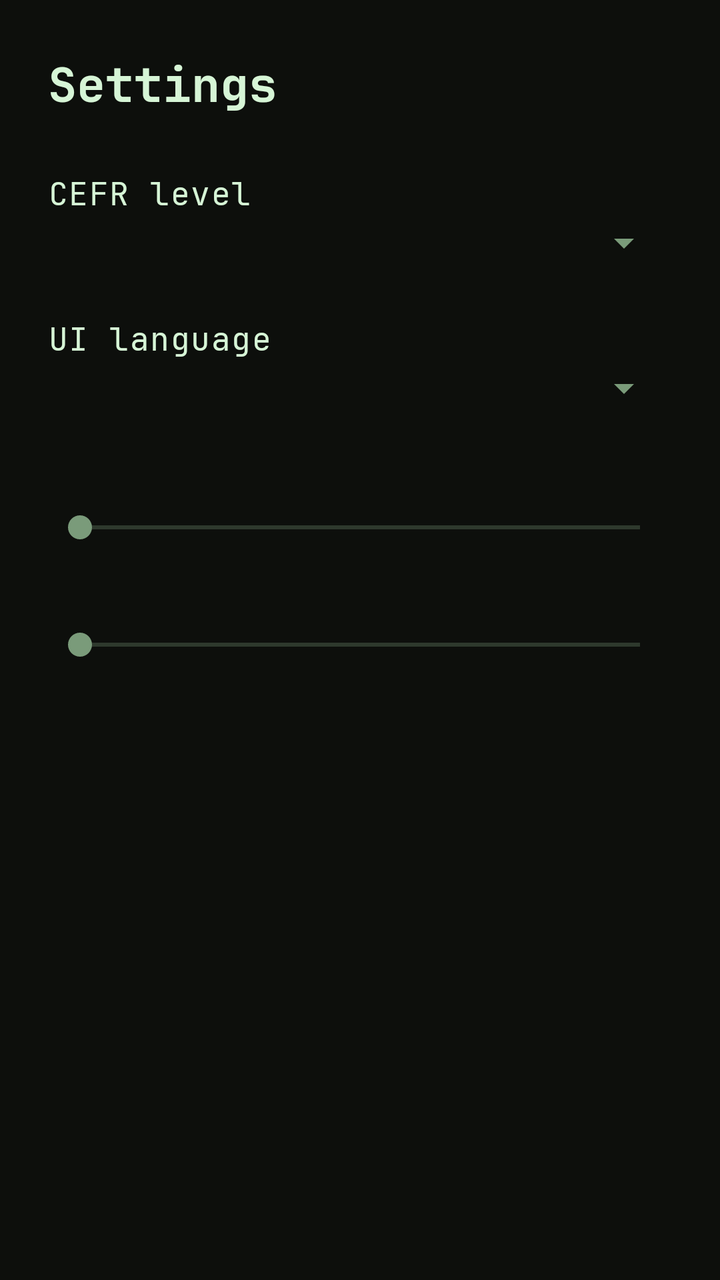
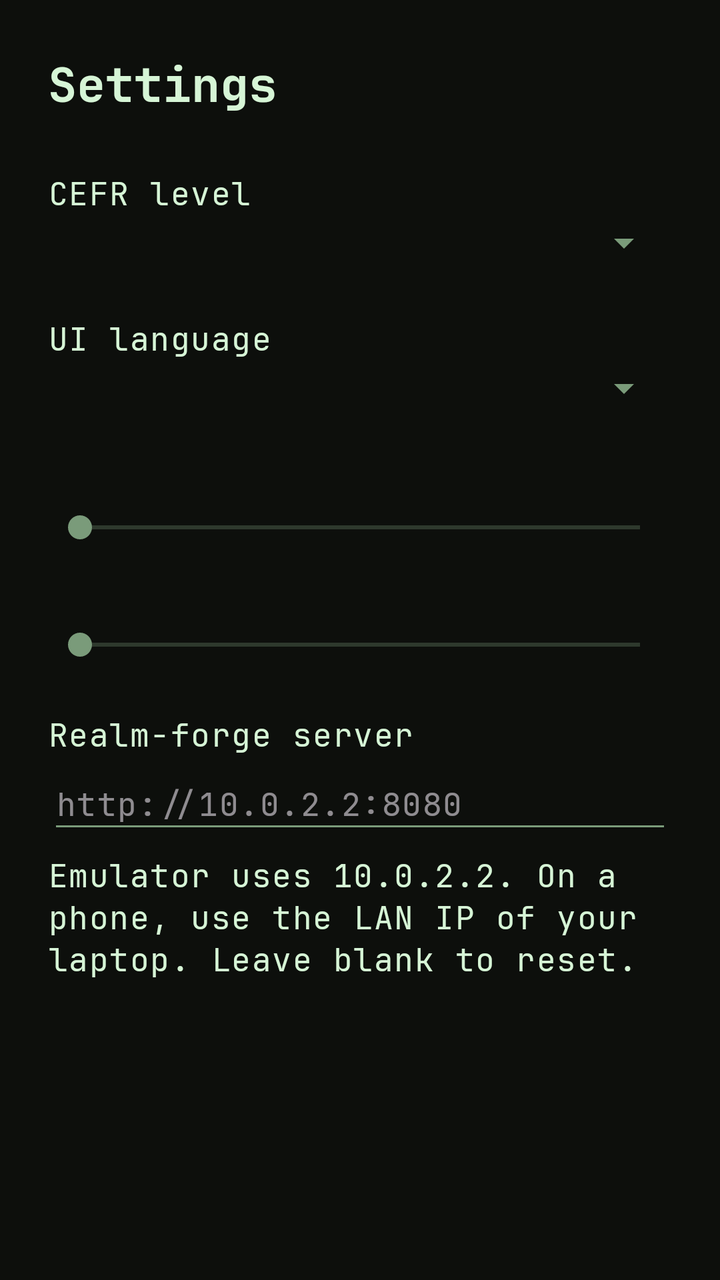

Two renders of the same Android screen: before a commit and after it. Below are the layout's source before the change and the commit's diff.
<!-- AndroidManifest.xml: application theme Theme.Lexicon -->
<!-- res/layout/activity_settings.xml -->
<?xml version="1.0" encoding="utf-8"?>
<ScrollView xmlns:android="http://schemas.android.com/apk/res/android"
    android:layout_width="match_parent"
    android:layout_height="match_parent"
    android:background="@color/bg">

    <LinearLayout
        android:layout_width="match_parent"
        android:layout_height="wrap_content"
        android:orientation="vertical"
        android:padding="@dimen/space_lg">

        <TextView
            android:layout_width="wrap_content"
            android:layout_height="wrap_content"
            android:text="@string/settings_title"
            android:textAppearance="@style/TextAppearance.Lexicon.Title" />

        <TextView
            android:layout_width="wrap_content"
            android:layout_height="wrap_content"
            android:layout_marginTop="@dimen/space_lg"
            android:text="@string/settings_cefr_label"
            android:textAppearance="@style/TextAppearance.Lexicon.Body" />

        <Spinner
            android:id="@+id/cefrSpinner"
            android:layout_width="match_parent"
            android:layout_height="wrap_content" />

        <TextView
            android:layout_width="wrap_content"
            android:layout_height="wrap_content"
            android:layout_marginTop="@dimen/space_lg"
            android:text="@string/settings_locale_label"
            android:textAppearance="@style/TextAppearance.Lexicon.Body" />

        <Spinner
            android:id="@+id/localeSpinner"
            android:layout_width="match_parent"
            android:layout_height="wrap_content" />

        <TextView
            android:id="@+id/timerFullLabel"
            android:layout_width="wrap_content"
            android:layout_height="wrap_content"
            android:layout_marginTop="@dimen/space_lg"
            android:textAppearance="@style/TextAppearance.Lexicon.Body" />

        <SeekBar
            android:id="@+id/timerFullSeek"
            android:layout_width="match_parent"
            android:layout_height="wrap_content" />

        <TextView
            android:id="@+id/timerPartialLabel"
            android:layout_width="wrap_content"
            android:layout_height="wrap_content"
            android:layout_marginTop="@dimen/space_md"
            android:textAppearance="@style/TextAppearance.Lexicon.Body" />

        <SeekBar
            android:id="@+id/timerPartialSeek"
            android:layout_width="match_parent"
            android:layout_height="wrap_content" />

    </LinearLayout>
</ScrollView>
<!-- resources referenced by this layout -->
<resources>
  <color name="bg">#0D0F0C</color>
  <dimen name="space_lg">24dp</dimen>
  <dimen name="space_md">16dp</dimen>
  <string name="settings_cefr_label">CEFR level</string>
  <string name="settings_locale_label">UI language</string>
  <string name="settings_title">Settings</string>
  <style name="TextAppearance.Lexicon.Body" parent="TextAppearance.Material3.BodyLarge">
          <item name="fontFamily">@font/mono_font_family</item>
          <item name="android:fontFamily">@font/mono_font_family</item>
          <item name="android:textColor">@color/fg</item>
          <item name="android:textSize">@dimen/text_body</item>
      </style>
  <style name="TextAppearance.Lexicon.Title" parent="TextAppearance.Material3.HeadlineSmall">
          <item name="fontFamily">@font/mono_font_family</item>
          <item name="android:fontFamily">@font/mono_font_family</item>
          <item name="android:textColor">@color/fg</item>
          <item name="android:textSize">@dimen/text_title</item>
          <item name="android:textStyle">bold</item>
      </style>
  <style name="Theme.Lexicon" parent="Theme.Material3.Dark.NoActionBar">
          <item name="colorPrimary">@color/accent</item>
          <item name="colorOnPrimary">@color/bg</item>
          <item name="colorSecondary">@color/fg_dim</item>
          <item name="colorSurface">@color/surface</item>
          <item name="colorOnSurface">@color/fg</item>
          <item name="android:colorBackground">@color/bg</item>
          <item name="android:textColorPrimary">@color/fg</item>
          <item name="android:textColorSecondary">@color/fg_dim</item>
          <item name="android:fontFamily">@font/mono_font_family</item>
          <item name="fontFamily">@font/mono_font_family</item>
          <item name="android:windowBackground">@color/bg</item>
      </style>
  <color name="fg">#D6F5D6</color>
  <dimen name="text_body">16sp</dimen>
  <dimen name="text_title">24sp</dimen>
  <color name="accent">#33FF66</color>
  <color name="fg_dim">#7A9B7A</color>
  <color name="surface">#161A14</color>
</resources>

<!-- the commit's change to res/layout/activity_settings.xml (unified diff, before → after) -->
@@ -64,5 +64,30 @@
             android:layout_width="match_parent"
             android:layout_height="wrap_content" />
 
+        <TextView
+            android:layout_width="wrap_content"
+            android:layout_height="wrap_content"
+            android:layout_marginTop="@dimen/space_lg"
+            android:text="@string/settings_map_api_label"
+            android:textAppearance="@style/TextAppearance.Lexicon.Body" />
+
+        <EditText
+            android:id="@+id/mapApiUrlInput"
+            android:layout_width="match_parent"
+            android:layout_height="wrap_content"
+            android:autofillHints=""
+            android:hint="@string/settings_map_api_hint"
+            android:importantForAutofill="no"
+            android:inputType="textUri"
+            android:maxLines="1"
+            android:textAppearance="@style/TextAppearance.Lexicon.Body" />
+
+        <TextView
+            android:layout_width="wrap_content"
+            android:layout_height="wrap_content"
+            android:layout_marginTop="@dimen/space_xs"
+            android:text="@string/settings_map_api_help"
+            android:textAppearance="@style/TextAppearance.Lexicon.Body" />
+
     </LinearLayout>
 </ScrollView>
<!-- resource entries referenced after the edit -->
@@ -3,8 +3,12 @@
   <color name="bg">#0D0F0C</color>
   <dimen name="space_lg">24dp</dimen>
   <dimen name="space_md">16dp</dimen>
+  <dimen name="space_xs">4dp</dimen>
   <string name="settings_cefr_label">CEFR level</string>
   <string name="settings_locale_label">UI language</string>
+  <string name="settings_map_api_help">Emulator uses 10.0.2.2. On a phone, use the LAN IP of your laptop. Leave blank to reset.</string>
+  <string name="settings_map_api_hint">http://10.0.2.2:8080</string>
+  <string name="settings_map_api_label">Realm-forge server</string>
   <string name="settings_title">Settings</string>
   <style name="TextAppearance.Lexicon.Body" parent="TextAppearance.Material3.BodyLarge">
           <item name="fontFamily">@font/mono_font_family</item>
